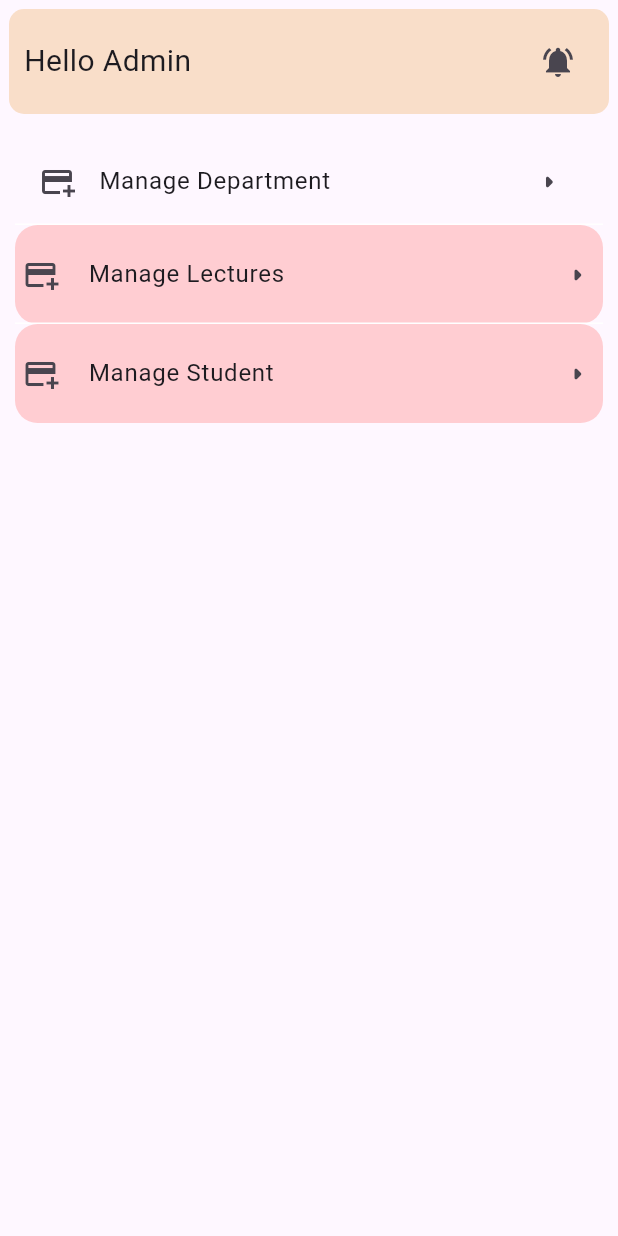
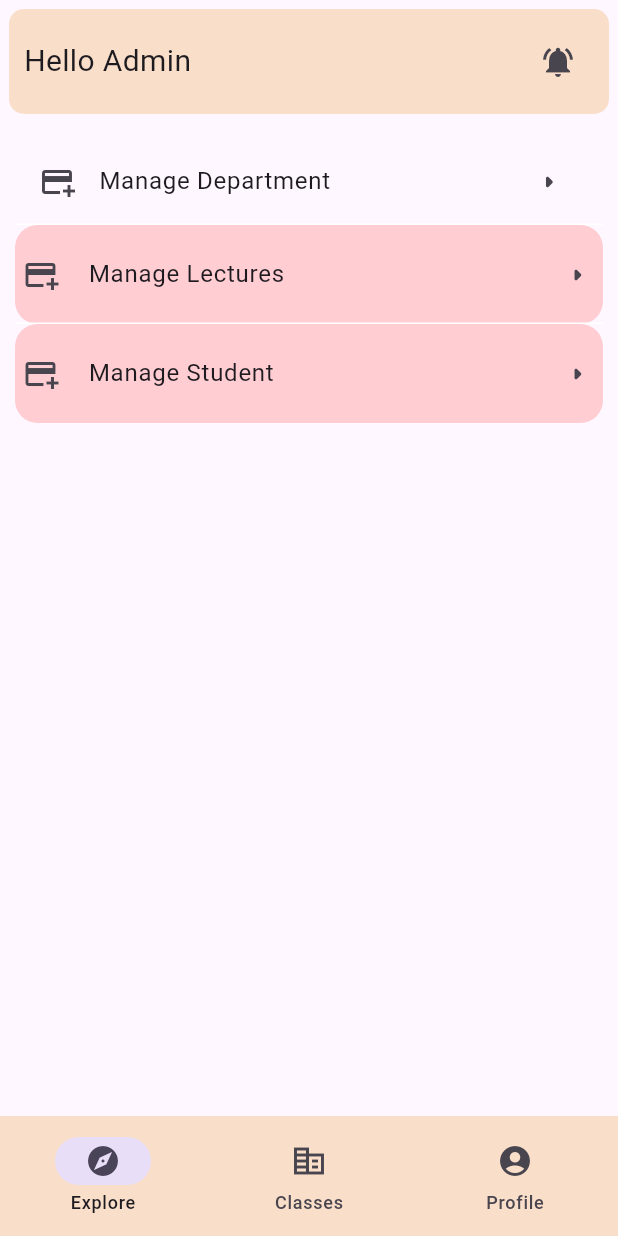
Before and after one commit to 13-Magicians/Class-Buddy, a Flutter app: the AdminDash screen opened by its route, on a phone screen of 412 x 824 dp. Run offline on Flutter 3.47's test engine with Material 3 defaults, Android fonts, the phone set to English and light mode, and no system bars; our stand-ins replace cloud_firestore, device_preview, firebase_auth, firebase_core, google_sign_in; missing offline and left inert: simple_progress_indicators; accounts and stored records are empty.

Commit message:
fix bottom navigationbar admin & lec

```diff
--- a/lib/main.dart
+++ b/lib/main.dart
@@ -15,7 +15,7 @@ import 'package:flutter/material.dart';
 import 'package:device_preview/device_preview.dart';
 
 import 'firebase_options.dart';
-import 'operations/mongodb.dart';
+// import 'operations/mongodb.dart';
 
 const version = ('1.0.0.2');
 
@@ -77,8 +77,8 @@ class ClassBuddy extends StatelessWidget {
       builder: DevicePreview.appBuilder,
       title: 'Class Buddy',
       theme: ThemeData.light(),
-      // home: const CBSplashScr(version),
-      home: const AdminDash(),
+      home: const CBSplashScr(version),
+      // home: const AdminDash(),
       routes: <String,WidgetBuilder>{
         '/splash': (context) => CBSplashScr(version),
         '/home': (context) => CBHomeScr(),
--- a/lib/screens/admin_dash.dart
+++ b/lib/screens/admin_dash.dart
@@ -1,5 +1,4 @@
 import 'package:flutter/material.dart';
-
 import '../services/auth.dart';
 
 class AdminDash extends StatefulWidget {
@@ -14,11 +13,10 @@ class _AdminDashState extends State<AdminDash> {
   NavigationDestinationLabelBehavior labelBehavior =
       NavigationDestinationLabelBehavior.alwaysShow;
   static const List<Widget> _widgetOptions = <Widget>[
-    Explore_LD(),
+    eExplore_LD(),
     Text('Search Page',
         style: TextStyle(fontSize: 35, fontWeight: FontWeight.bold)),
-    Text('Profile Page',
-        style: TextStyle(fontSize: 35, fontWeight: FontWeight.bold)),
+    aProfile(),
   ];
 
   void _onItemTapped(int index) {
@@ -26,6 +24,55 @@ class _AdminDashState extends State<AdminDash> {
       currentPageIndex = index;
     });
   }
+
+  @override
+  Widget build(BuildContext context) {
+    return Scaffold(
+      body: Center(
+        child: _widgetOptions.elementAt(currentPageIndex),
+      ),
+      bottomNavigationBar: NavigationBar(
+        backgroundColor: Color(0xFFF9DEC9),
+        labelBehavior: labelBehavior,
+        selectedIndex: currentPageIndex,
+        elevation: 0.2,
+        onDestinationSelected: (int index) {
+          setState(() {
+            currentPageIndex = index;
+          });
+        },
+        destinations: const [
+          NavigationDestination(
+            icon: Icon(Icons.explore),
+            label: 'Explore',
+          ),
+          NavigationDestination(
+            icon: Icon(Icons.corporate_fare),
+            label: 'Classes',
+          ),
+          NavigationDestination(
+            selectedIcon: Icon(Icons.account_circle_outlined),
+            icon: Icon(Icons.account_circle),
+            label: 'Profile',
+          ),
+        ],
+      ),
+    );
+  }
+}
+
+
+class eExplore_LD extends StatefulWidget {
+  const eExplore_LD({super.key});
+
+
+  @override
+  State<eExplore_LD> createState() => _eExplore_LDState();
+}
+
+class _eExplore_LDState extends State<eExplore_LD> {
+  var userData = 'User';
+  var items = List<String>.generate(10, (index) => 'Item $index');
 
   @override
   Widget build(BuildContext context) {
@@ -56,7 +103,7 @@ class _AdminDashState extends State<AdminDash> {
               ),
             ),
             Container(
-              height: 400.0,
+              height: 200.0,
               child: ListView(
                 padding: EdgeInsets.all(10.0),
                 children: ListTile.divideTiles(
@@ -154,6 +201,7 @@ class _AdminDashState extends State<AdminDash> {
               ),
             ),
 
+
             // Container(
             //   height: 200.0,
             //   child: Column(mainAxisAlignment: MainAxisAlignment.center,
@@ -195,17 +243,14 @@ class _AdminDashState extends State<AdminDash> {
   }
 }
 
-class Explore_LD extends StatefulWidget {
-  const Explore_LD({super.key});
+class aProfile extends StatefulWidget {
+  const aProfile({super.key});
 
   @override
-  State<Explore_LD> createState() => _Explore_LDState();
+  State<aProfile> createState() => _aProfileState();
 }
 
-class _Explore_LDState extends State<Explore_LD> {
-  var userData = 'User';
-  var items = List<String>.generate(10, (index) => 'Item $index');
-
+class _aProfileState extends State<aProfile> {
   @override
   Widget build(BuildContext context) {
     return Scaffold(
@@ -235,7 +280,7 @@ class _Explore_LDState extends State<Explore_LD> {
               ),
             ),
             Container(
-              height: 400.0,
+              height: 200.0,
               child: ListView(
                 children: [
                   ElevatedButton(
--- a/lib/screens/lec_dash.dart
+++ b/lib/screens/lec_dash.dart
@@ -1,7 +1,5 @@
 import 'package:classbuddy/services/auth.dart';
 import 'package:flutter/material.dart';
-
-
 
 class LecDash extends StatefulWidget {
   const LecDash({super.key});
@@ -104,7 +102,7 @@ class _Explore_LDState extends State<Explore_LD> {
               ),
             ),
             Container(
-              height: 400.0,
+              height: 200.0,
               child: ListView(
                 children: [
                   ElevatedButton(
--- a/lib/screens/login.dart
+++ b/lib/screens/login.dart
@@ -6,8 +6,6 @@ class CB_Login extends StatefulWidget {
 
   @override
   State<CB_Login> createState() => _CB_LoginState();
-
-
 }
 
 class _CB_LoginState extends State<CB_Login> {
```
Also changed, not shown: lib/services/auth.dart (+8 -5 lines).
